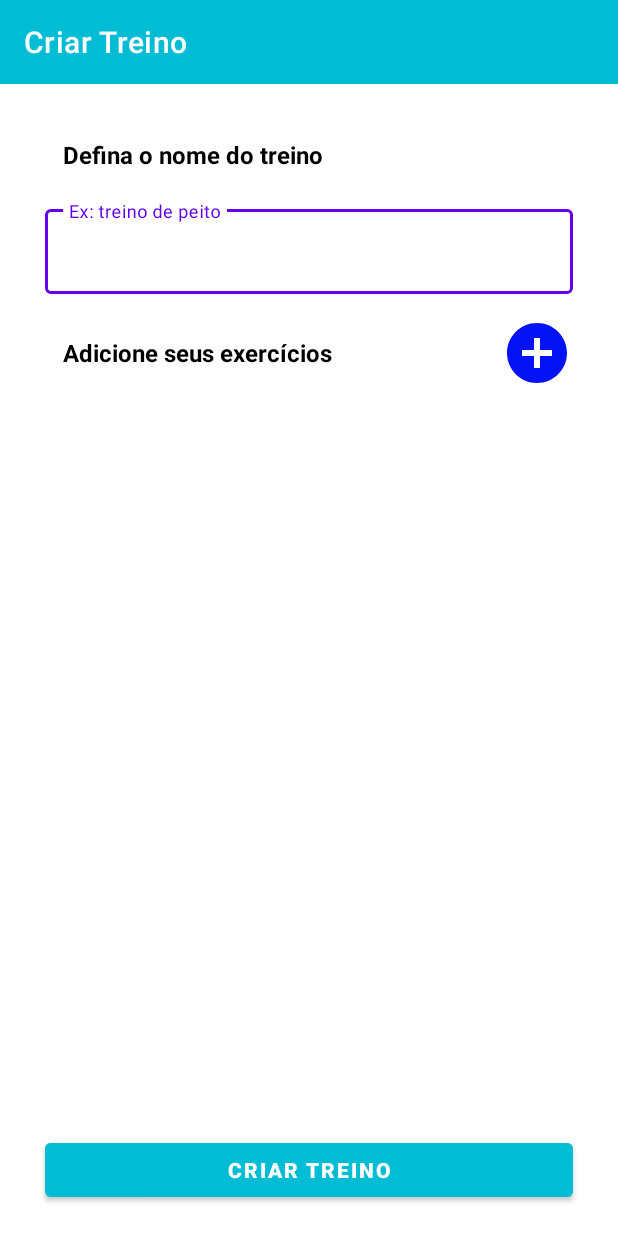
After one commit to EduardoCarvalhoo/training_app, an Android app: the TrainingCreationActivity screen opened directly, with no data from a screen before it, on a phone screen of 412 x 824 dp. The commit adds this screen. Run offline under Robolectric (Android 15) with nearby library versions, the phone set to English and light mode, and no system bars.

Commit message:
creation of home screens, workouts and exercises

```diff
--- /dev/null
+++ b/app/src/main/java/com/example/training/presentation/ui/home/TrainingCreationActivity.kt
@@ -0,0 +1,14 @@
+package com.example.training.presentation.ui.home
+
+import android.os.Bundle
+import androidx.appcompat.app.AppCompatActivity
+import com.example.treinoacademia.databinding.ActivityTrainingCreationBinding
+
+class TrainingCreationActivity : AppCompatActivity() {
+    private val binding by lazy { ActivityTrainingCreationBinding.inflate(layoutInflater) }
+
+    override fun onCreate(savedInstanceState: Bundle?) {
+        super.onCreate(savedInstanceState)
+        setContentView(binding.root)
+    }
+}
--- /dev/null
+++ b/app/src/main/res/drawable/baseline_add_circle_24.xml
@@ -0,0 +1,5 @@
+<vector android:height="24dp" android:tint="#000000"
+    android:viewportHeight="24" android:viewportWidth="24"
+    android:width="24dp" xmlns:android="http://schemas.android.com/apk/res/android">
+    <path android:fillColor="@android:color/white" android:pathData="M12,2C6.48,2 2,6.48 2,12s4.48,10 10,10 10,-4.48 10,-10S17.52,2 12,2zM17,13h-4v4h-2v-4L7,13v-2h4L11,7h2v4h4v2z"/>
+</vector>
--- /dev/null
+++ b/app/src/main/res/drawable/baseline_delete_24.xml
@@ -0,0 +1,5 @@
+<vector android:height="24dp" android:tint="#BC1616"
+    android:viewportHeight="24" android:viewportWidth="24"
+    android:width="24dp" xmlns:android="http://schemas.android.com/apk/res/android">
+    <path android:fillColor="@android:color/white" android:pathData="M6,19c0,1.1 0.9,2 2,2h8c1.1,0 2,-0.9 2,-2V7H6v12zM19,4h-3.5l-1,-1h-5l-1,1H5v2h14V4z"/>
+</vector>
--- a/app/src/main/res/drawable/ic_button_background_selector.xml
+++ b/app/src/main/res/drawable/ic_button_background_selector.xml
@@ -1,5 +1,5 @@
 <?xml version="1.0" encoding="utf-8"?>
 <selector xmlns:android="http://schemas.android.com/apk/res/android">
-    <item android:color="@color/greeny_blue" android:state_enabled="true" />
+    <item android:color="#00BCD4" android:state_enabled="true" />
     <item android:color="@color/steel_grey" android:state_enabled="false" />
 </selector>
--- /dev/null
+++ b/app/src/main/res/layout/activity_training_creation.xml
@@ -0,0 +1,121 @@
+<?xml version="1.0" encoding="utf-8"?>
+<androidx.constraintlayout.widget.ConstraintLayout xmlns:android="http://schemas.android.com/apk/res/android"
+    xmlns:app="http://schemas.android.com/apk/res-auto"
+    xmlns:tools="http://schemas.android.com/tools"
+    android:layout_width="match_parent"
+    android:layout_height="match_parent"
+    tools:context="com.example.training.presentation.ui.home.TrainingCreationActivity">
+
+    <androidx.appcompat.widget.Toolbar
+        android:id="@+id/training_creation_toolbar"
+        android:layout_width="match_parent"
+        android:layout_height="?attr/actionBarSize"
+        android:background="#00BCD4"
+        app:layout_constraintEnd_toEndOf="parent"
+        app:layout_constraintStart_toStartOf="parent"
+        app:layout_constraintTop_toTopOf="parent"
+        app:title="@string/training_creation_title_text"
+        app:titleTextColor="@color/white" />
+
+    <TextView
+        android:id="@+id/training_creation_description_text_view"
+        android:layout_width="0dp"
+        android:layout_height="wrap_content"
+        android:layout_marginTop="24dp"
+        android:padding="12dp"
+        android:text="@string/training_creation_description_text"
+        android:textColor="@color/black"
+        android:textSize="16sp"
+        android:textStyle="bold"
+        app:layout_constraintEnd_toStartOf="@+id/training_creation_end_guideline"
+        app:layout_constraintStart_toStartOf="@+id/training_creation_start_guideline"
+        app:layout_constraintTop_toBottomOf="@+id/training_creation_toolbar" />
+
+    <com.google.android.material.textfield.TextInputLayout
+        android:id="@+id/training_creation_field_edit_text"
+        style="@style/Widget.MaterialComponents.TextInputLayout.OutlinedBox"
+        android:layout_width="0dp"
+        android:layout_height="wrap_content"
+        android:layout_marginTop="8dp"
+        android:autofillHints="Name"
+        android:hint="@string/training_creation_type_text"
+        android:textSize="12sp"
+        app:layout_constraintEnd_toEndOf="@id/training_creation_end_guideline"
+        app:layout_constraintStart_toStartOf="@id/training_creation_start_guideline"
+        app:layout_constraintTop_toBottomOf="@id/training_creation_description_text_view">
+
+        <com.google.android.material.textfield.TextInputEditText
+            android:layout_width="match_parent"
+            android:layout_height="wrap_content" />
+
+    </com.google.android.material.textfield.TextInputLayout>
+
+    <TextView
+        android:id="@+id/training_creation_add_exercises_text_view"
+        android:layout_width="0dp"
+        android:layout_height="wrap_content"
+        android:layout_marginTop="16dp"
+        android:padding="12dp"
+        android:text="@string/training_creation_add_exercises_text"
+        android:textColor="@color/black"
+        android:textSize="16sp"
+        android:textStyle="bold"
+        app:layout_constraintEnd_toStartOf="@+id/training_creation_end_guideline"
+        app:layout_constraintHorizontal_bias="0.496"
+        app:layout_constraintStart_toStartOf="@+id/training_creation_start_guideline"
+        app:layout_constraintTop_toBottomOf="@+id/training_creation_field_edit_text" />
+
+    <androidx.recyclerview.widget.RecyclerView
+        android:id="@+id/training_creation_recycler_view"
+        android:layout_width="0dp"
+        android:layout_height="0dp"
+        android:layout_marginTop="12dp"
+        app:layoutManager="androidx.recyclerview.widget.LinearLayoutManager"
+        app:layout_constraintBottom_toTopOf="@+id/training_creation_button"
+        app:layout_constraintEnd_toStartOf="@+id/training_creation_end_guideline"
+        app:layout_constraintStart_toStartOf="@+id/training_creation_start_guideline"
+        app:layout_constraintTop_toBottomOf="@+id/training_creation_add_exercises_text_view"
+        tools:listitem="@layout/remove_exercise_item"/>
+
+    <Button
+        android:id="@+id/training_creation_button"
+        android:layout_width="0dp"
+        android:layout_height="wrap_content"
+        android:layout_marginBottom="20dp"
+        android:backgroundTint="@drawable/ic_button_background_selector"
+        android:contentDescription="@string/training_creation_button_description"
+        android:text="@string/training_creation_button"
+        android:textColor="@color/white"
+        android:textStyle="bold"
+        app:layout_constraintBottom_toBottomOf="parent"
+        app:layout_constraintEnd_toStartOf="@id/training_creation_end_guideline"
+        app:layout_constraintHorizontal_bias="0.0"
+        app:layout_constraintStart_toStartOf="@id/training_creation_start_guideline" />
+
+    <androidx.constraintlayout.widget.Guideline
+        android:id="@+id/training_creation_start_guideline"
+        android:layout_width="wrap_content"
+        android:layout_height="wrap_content"
+        android:orientation="vertical"
+        app:layout_constraintGuide_begin="30dp" />
+
+    <androidx.constraintlayout.widget.Guideline
+        android:id="@+id/training_creation_end_guideline"
+        android:layout_width="wrap_content"
+        android:layout_height="wrap_content"
+        android:orientation="vertical"
+        app:layout_constraintGuide_end="30dp" />
+
+    <Button
+        android:id="@+id/training_creation_button_add"
+        android:layout_width="48dp"
+        android:layout_height="48dp"
+        android:background="@android:color/transparent"
+        android:contentDescription="@string/training_creation_button_description"
+        android:foreground="@drawable/baseline_add_circle_24"
+        android:foregroundTint="#0612F6"
+        app:layout_constraintBottom_toBottomOf="@+id/training_creation_add_exercises_text_view"
+        app:layout_constraintEnd_toEndOf="@+id/training_creation_add_exercises_text_view"
+        app:layout_constraintTop_toTopOf="@+id/training_creation_add_exercises_text_view" />
+
+</androidx.constraintlayout.widget.ConstraintLayout>
--- a/app/src/main/res/values-night/themes.xml
+++ b/app/src/main/res/values-night/themes.xml
@@ -1,6 +1,6 @@
 <resources xmlns:tools="http://schemas.android.com/tools">
     <!-- Base application theme. -->
-    <style name="Theme.TreinoAcademia" parent="Theme.MaterialComponents.DayNight.DarkActionBar">
+    <style name="Theme.Training" parent="Theme.MaterialComponents.DayNight.DarkActionBar">
         <!-- Primary brand color. -->
         <item name="colorPrimary">@color/purple_200</item>
         <item name="colorPrimaryVariant">@color/purple_700</item>
--- a/app/src/main/res/values/colors.xml
+++ b/app/src/main/res/values/colors.xml
@@ -11,4 +11,5 @@
     <color name="gunmetal">#494758</color>
     <color name="greeny_blue">#57bbbc</color>
     <color name="steel_grey">#748383</color>
+    <color name="beige">#ebe9d7</color>
 </resources>
--- a/app/src/main/res/values/strings.xml
+++ b/app/src/main/res/values/strings.xml
@@ -9,13 +9,38 @@
     <string name="login_password_hint">Senha</string>
     <string name="login_enter_the_app_button">Entrar</string>
     <string name="login_register_text">CRIAR CONTA</string>
+    <string name="login_email_error_message_text">Email no formato inválido</string>
+    <string name="login_password_error_message_text">Senha deve ser no mínimo 6 digitos </string>
 
     <!-- Register -->
     <string name="register_user_text">Registrar Usuário</string>
     <string name="register_return_to_login_text">Realizar Login</string>
     <string name="register_button_text">Cadastrar</string>
     <string name="register_email_error_message_text">Email no formato inválido ou senha inválida</string>
-    <string name="register_password_error_message_text">Senha deve ser acima de 5 digitos</string>
+    <string name="register_password_error_message_text">Senha deve no mínimo 6 digitos</string>
+
+    <!-- Home -->
+    <string name="home_title_text">Treinos</string>
+    <string name="home_create_text">Criar meu treino</string>
+    <string name="home_list_text">Meus treinos</string>
+    <string name="home_button_add_description">Botão adicionar</string>
 
 
+    <!-- TrainingCreation -->
+    <string name="training_creation_title_text">Criar Treino</string>
+    <string name="training_creation_description_text">Defina o nome do treino</string>
+    <string name="training_creation_type_text">Ex: treino de peito</string>
+    <string name="training_creation_add_exercises_text">Adicione seus exercícios</string>
+    <string name="training_creation_button">Criar Treino</string>
+    <string name="training_creation_button_description">Botão criar treino</string>
+
+    <!-- exercises -->
+    <string name="exercises_title_text">Adicionar Exercícios</string>
+    <string name="exercises_save_text">Salvar Exercícios</string>
+
+    <!-- remove_exercise_item -->
+    remove_exercise_item_image_view
+    <string name="remove_exercise_item_image_description">Imagem do exercício</string>
+    <string name="remove_exercise_item_delete_button">Botão Excluir Exercício</string>
+
 </resources>
--- a/app/src/main/res/values/themes.xml
+++ b/app/src/main/res/values/themes.xml
@@ -1,6 +1,6 @@
 <resources xmlns:tools="http://schemas.android.com/tools">
     <!-- Base application theme. -->
-    <style name="Theme.TreinoAcademia" parent="Theme.MaterialComponents.DayNight.NoActionBar">
+    <style name="Theme.Training" parent="Theme.MaterialComponents.DayNight.NoActionBar">
         <!-- Primary brand color. -->
         <item name="colorPrimary">@color/purple_500</item>
         <item name="colorPrimaryVariant">@color/purple_700</item>
```
Also changed, not shown: app/src/main/AndroidManifest.xml (+12 -5 lines), app/src/main/java/com/example/training/presentation/ui/home/ExercisesActivity.kt (added, +13 -0 lines), app/src/main/java/com/example/training/presentation/ui/home/HomeActivity.kt (added, +14 -0 lines), app/src/main/res/layout/activity_exercises.xml (added, +46 -0 lines), app/src/main/res/layout/activity_home.xml (added, +87 -0 lines), app/src/main/res/layout/activity_training.xml (deleted, +0 -9 lines), app/src/main/res/layout/remove_exercise_item.xml (added, +56 -0 lines), app/src/main/res/layout/select_exercises_item.xml (added, +49 -0 lines), app/src/main/res/layout/training_list_item.xml (added, +41 -0 lines).
